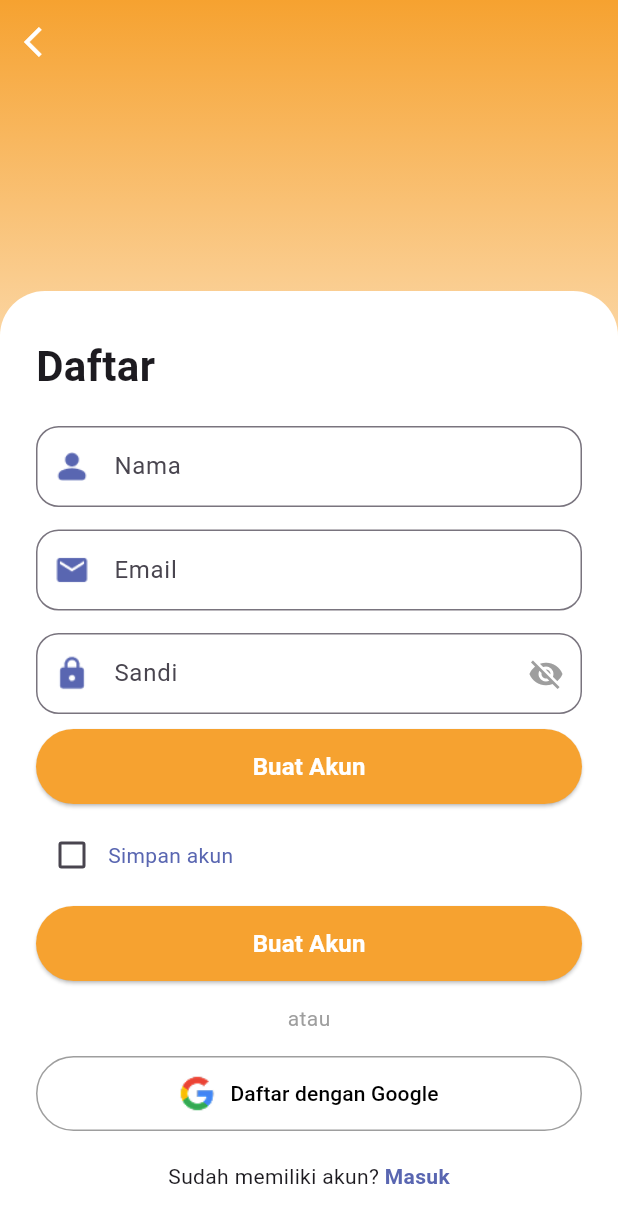
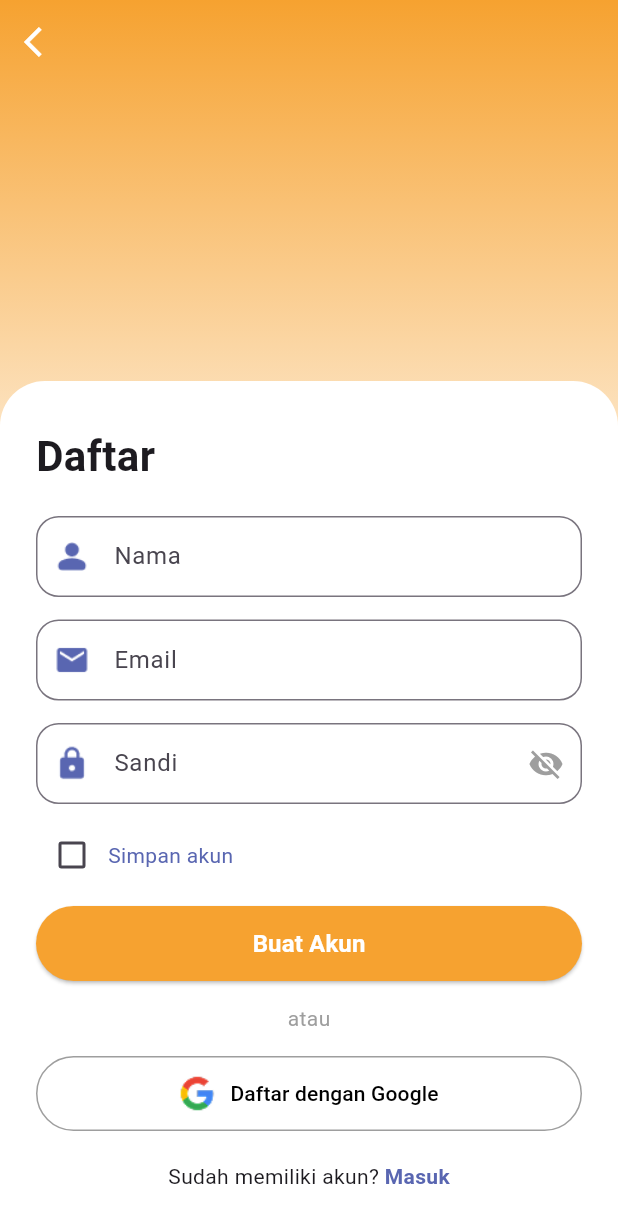
Before and after one commit to manzil26/sahabatRS, a Flutter app: the RegisterPage screen opened directly, on a phone screen of 412 x 824 dp. Shown: the top 1223 px of the screen. Run offline on Flutter 3.47's test engine with Material 3 defaults, Android fonts, the phone set to English and light mode, and no system bars; our stand-ins replace flutter_svg, supabase_flutter; accounts and stored records are empty; Roboto replaces fonts that are missing (Poppins).

Commit message:
Fix Register Page

```diff
--- a/lib/screens/auth/register-page.dart
+++ b/lib/screens/auth/register-page.dart
@@ -148,7 +148,21 @@ class _RegisterPageState extends State<RegisterPage> {
                     ),
 
                     const SizedBox(height: 10),
-                    // Checkbox & Tombol... (Bagian UI tetap sama, tidak berubah)
+                    // Checkbox Simpan Akun
+                    Row(
+                      children: [
+                        Checkbox(
+                          value: _keepLoggedIn,
+                          onChanged: (val) {
+                            setState(() => _keepLoggedIn = val!);
+                          },
+                        ),
+                        const Text("Simpan akun", style: TextStyle(color: Color(0xFF5966B1))),
+                      ],
+                    ),
+                    const SizedBox(height: 10),
+
+                    // Tombol Buat Akun
                     SizedBox(
                       width: double.infinity,
                       height: 50,
@@ -164,41 +178,11 @@ class _RegisterPageState extends State<RegisterPage> {
                       ),
                     ),
 
-                    // ... (Checkbox dan tombol sama seperti sebelumnya)
-                    const SizedBox(height: 10),
-                    Row(
-                      children: [
-                        Checkbox(
-                          value: _keepLoggedIn,
-                          onChanged: (val) {
-                            setState(() => _keepLoggedIn = val!);
-                          },
-                        ),
-                        const Text("Simpan akun", style: TextStyle(color: Color(0xFF5966B1))),
-                      ],
-                    ),
-                    const SizedBox(height: 10),
-
-                    SizedBox(
-                      width: double.infinity,
-                      height: 50,
-                      child: ElevatedButton(
-                        onPressed: _isLoading ? null : _signUp,
-                        style: ElevatedButton.styleFrom(
-                          backgroundColor: const Color(0xFFF6A230),
-                          shape: RoundedRectangleBorder(borderRadius: BorderRadius.circular(25)),
-                        ),
-                        child: _isLoading
-                          ? const CircularProgressIndicator(color: Colors.white)
-                          : const Text("Buat Akun", style: TextStyle(color: Colors.white, fontSize: 16, fontWeight: FontWeight.bold)),
-                      ),
-                    ),
-
-                    // ... (Sisa tombol google dan login link sama seperti sebelumnya)
                     const SizedBox(height: 15),
                     const Center(child: Text("atau", style: TextStyle(color: Colors.grey))),
                     const SizedBox(height: 15),
 
+                    // Tombol Google (Placeholder)
                     SizedBox(
                       width: double.infinity,
                       height: 50,
@@ -220,6 +204,7 @@ class _RegisterPageState extends State<RegisterPage> {
                     ),
 
                     const SizedBox(height: 20),
+                    // Tombol Masuk
                     Row(
                       mainAxisAlignment: MainAxisAlignment.center,
                       children: [
@@ -242,7 +227,7 @@ class _RegisterPageState extends State<RegisterPage> {
     );
   }
 
-  // Widget Input yang diperbarui dengan Validator
+  // Widget Input Helper
   Widget _buildInput(String hint, TextEditingController controller, String iconPath, bool isPassword, String? Function(String?)? validator) {
     return TextFormField(
       controller: controller,
```
